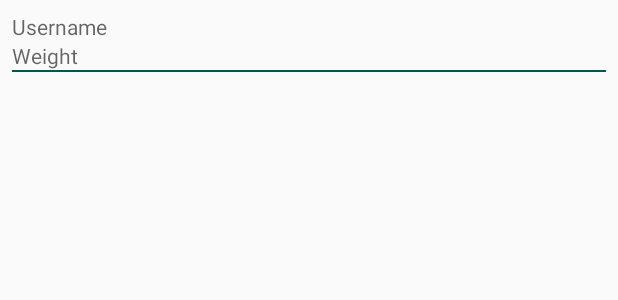
After one commit to Tehreemfazili/DataBinding, an Android app: the layout item_list.xml on its own in the app's theme, with its tools: preview values and no code run, on a phone screen of 412 x 824 dp. The commit adds this screen. Shown: the top 300 px of the screen. Run offline under Robolectric (Android 15) with nearby library versions, the phone set to English and light mode, and no system bars.

Commit message:
new layout file

```diff
--- a/app/build.gradle
+++ b/app/build.gradle
@@ -31,6 +31,7 @@ dependencies {
     implementation 'com.android.support:design:25.3.1'
     implementation "android.arch.lifecycle:viewmodel:1.1.1"
     implementation 'android.arch.lifecycle:extensions:1.1.1'
+    implementation 'com.android.support:recyclerview-v7:26.1.0'
     androidTestImplementation 'com.android.support.test:runner:1.0.2'
     androidTestImplementation 'com.android.support.test.espresso:espresso-core:3.0.2'
 }
--- /dev/null
+++ b/app/src/main/res/layout/item_list.xml
@@ -0,0 +1,27 @@
+<?xml version="1.0" encoding="utf-8"?>
+<LinearLayout
+        xmlns:android="http://schemas.android.com/apk/res/android"
+        android:layout_width="match_parent"
+        android:layout_height="match_parent"
+        android:orientation="vertical"
+        android:padding="8dp">
+
+    <TextView
+            android:id="@+id/getUserName"
+            android:layout_width="wrap_content"
+            android:hint="Username"
+            android:layout_height="wrap_content"/>
+
+    <TextView
+            android:id="@+id/getUserWeight"
+            android:layout_width="wrap_content"
+            android:hint="Weight"
+            android:layout_height="wrap_content"/>
+
+    <View android:layout_width="match_parent"
+          android:layout_height="1dp"
+          android:background="@color/colorPrimaryDark"/>
+
+
+
+</LinearLayout>
```
Also changed, not shown: app/src/main/res/layout/activity_main.xml (+12 -7 lines).
